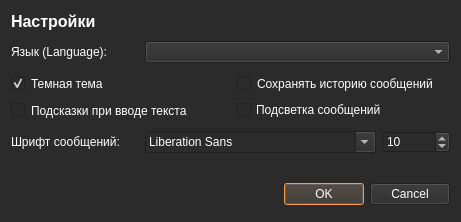
Old version of the form 005.ui in the repository tinelix/irc-client.
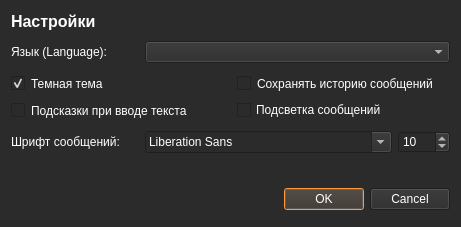
New version of the form.

```diff
--- a/005.ui
+++ b/005.ui
@@ -7,7 +7,7 @@
     <x>0</x>
     <y>0</y>
     <width>461</width>
-    <height>222</height>
+    <height>227</height>
    </rect>
   </property>
   <property name="windowTitle">
@@ -174,7 +174,7 @@
        </property>
        <property name="maximumSize">
         <size>
-         <width>16777215</width>
+         <width>128</width>
          <height>16777215</height>
         </size>
        </property>
@@ -202,6 +202,12 @@
          <height>0</height>
         </size>
        </property>
+       <property name="maximumSize">
+        <size>
+         <width>52</width>
+         <height>16777215</height>
+        </size>
+       </property>
        <property name="styleSheet">
         <string notr="true">border-color: rgb(255, 119, 0);
 selection-background-color: rgb(161, 75, 0);</string>
```
